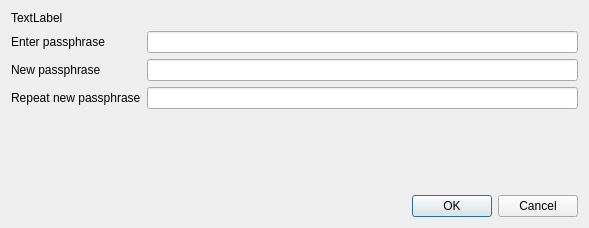
Before: the Qt Designer form src/qt/forms/askpassphrasedialog.ui in raffermeko/bitcoin, drawn with Qt 5.
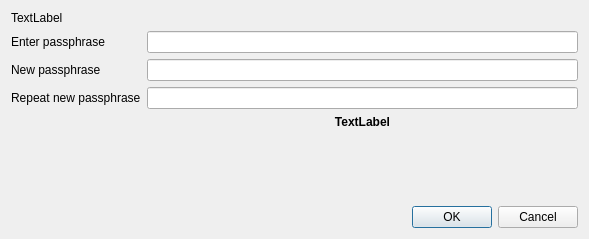
After: the same form once the commit is applied.

Commit message: Added Caps Lock check and warning at askpassphrasedialog.

Patch:
```diff
--- a/src/qt/forms/askpassphrasedialog.ui
+++ b/src/qt/forms/askpassphrasedialog.ui
@@ -7,7 +7,7 @@
     <x>0</x>
     <y>0</y>
     <width>589</width>
-    <height>228</height>
+    <height>239</height>
    </rect>
   </property>
   <property name="sizePolicy">
@@ -83,6 +83,21 @@
        </property>
       </widget>
      </item>
+     <item row="4" column="1">
+      <widget class="QLabel" name="capsLabel">
+       <property name="styleSheet">
+        <string notr="true">#capsLabel {
+	font: bold;
+}</string>
+       </property>
+       <property name="text">
+        <string>TextLabel</string>
+       </property>
+       <property name="alignment">
+        <set>Qt::AlignCenter</set>
+       </property>
+      </widget>
+     </item>
     </layout>
    </item>
    <item>
```
The commit also changes 2 other files.
